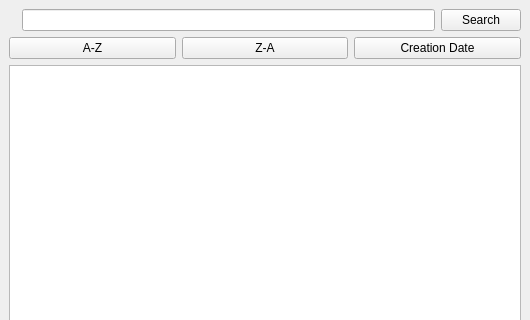
Qt form m_form.ui (PotapovAlexandr/Shlee-Final-Task) before a commit; both pictures show x 0 to 530 and y 0 to 320 of the 530 by 486 pixel window.
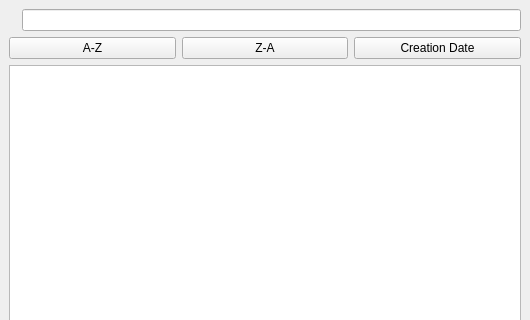
The same form after that commit. Icons and pictures are not drawn. Custom widgets are drawn as their Qt base class.

The edit to the form file:
```diff
--- a/m_form.ui
+++ b/m_form.ui
@@ -19,6 +19,18 @@
      <layout class="QHBoxLayout" name="horizontalLayout_2">
       <item>
        <widget class="QLabel" name="lbl_search">
+        <property name="sizePolicy">
+         <sizepolicy hsizetype="Fixed" vsizetype="Fixed">
+          <horstretch>0</horstretch>
+          <verstretch>0</verstretch>
+         </sizepolicy>
+        </property>
+        <property name="maximumSize">
+         <size>
+          <width>20</width>
+          <height>20</height>
+         </size>
+        </property>
         <property name="text">
          <string/>
         </property>
@@ -27,13 +39,6 @@
       <item>
        <widget class="QLineEdit" name="searcher"/>
       </item>
-      <item>
-       <widget class="QPushButton" name="btn_Search">
-        <property name="text">
-         <string>Search</string>
-        </property>
-       </widget>
-      </item>
      </layout>
     </item>
     <item>
```
Left out of the diff: 10 changed lines with no effect on the pictures.
